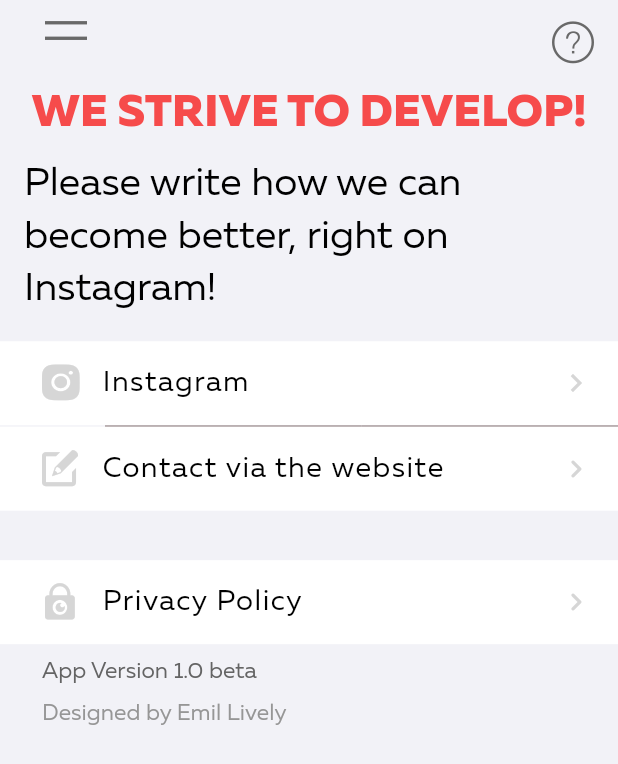
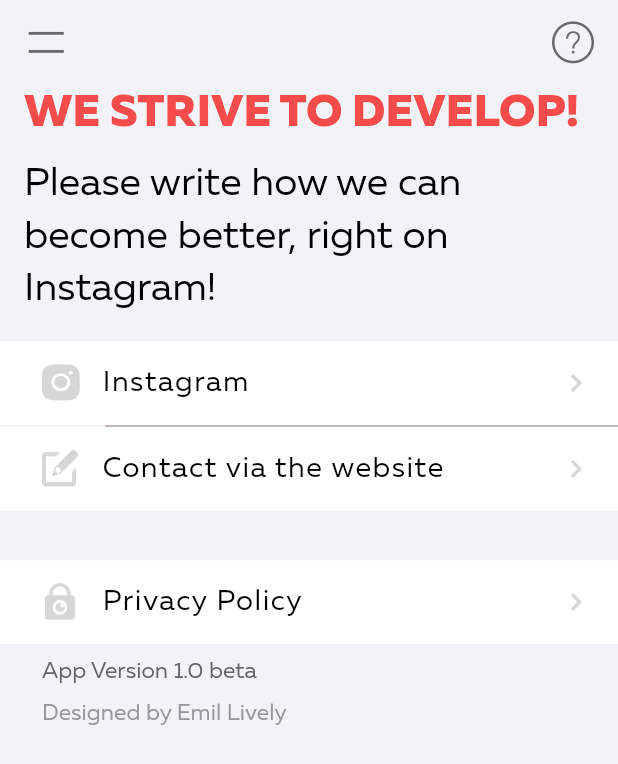
Before and after one commit to Lively-One-App/lively, a Flutter app: the screen it shows after launch, after a tap on an icon or button, on a phone screen of 412 x 824 dp. Shown: the top 764 px of the screen. Run offline on Flutter 3.47's test engine with Material 2 defaults, Android fonts, the phone set to English and light mode, and no system bars; our stand-ins replace bloc, cloud_firestore, cloud_functions, dio, firebase_auth, firebase_core and 5 more; missing offline and left inert: a package; accounts and stored records are empty; network calls fail.

Commit message:
fix icons, add counter users, fireAuth

```diff
--- a/lib/lively_icons.dart
+++ b/lib/lively_icons.dart
@@ -15,9 +15,7 @@
 ///
 import 'package:flutter/widgets.dart';
 
-class LivelyIcons {
-  LivelyIcons._();
-
+abstract class LivelyIcons {
   static const _kFontFam = 'LivelyIcons';
   static const String? _kFontPkg = null;
 
@@ -37,4 +35,6 @@ class LivelyIcons {
       IconData(0xe806, fontFamily: _kFontFam, fontPackage: _kFontPkg);
   static const IconData reset =
       IconData(0xe807, fontFamily: _kFontFam, fontPackage: _kFontPkg);
+  static const IconData burger_menu =
+      IconData(0xe808, fontFamily: _kFontFam, fontPackage: _kFontPkg);
 }
--- /dev/null
+++ b/lib/src/feature/authenticate/cubit/authentication_cubit.dart
@@ -0,0 +1,15 @@
+import 'package:bloc/bloc.dart';
+import 'package:firebase_auth/firebase_auth.dart';
+
+import '../logic/fire_auth.dart';
+
+class AuthenticationCubit extends Cubit<User?> {
+  AuthenticationCubit(final FireAuth fireAuth)
+      : _fireAuth = fireAuth,
+        super(fireAuth.user != null ? fireAuth.user : null) {
+    _fireAuth.changeUser().listen((event) async {
+      event == null ? await _fireAuth.anonymousAuth() : emit(event);
+    });
+  }
+  final FireAuth _fireAuth;
+}
--- /dev/null
+++ b/lib/src/feature/authenticate/logic/fire_auth.dart
@@ -0,0 +1,16 @@
+import 'package:firebase_auth/firebase_auth.dart';
+
+class FireAuth {
+  FirebaseAuth _auth = FirebaseAuth.instance;
+
+  User? get user => _auth.currentUser;
+
+  Stream<User?> changeUser() async* {
+    yield* _auth.authStateChanges();
+  }
+
+  Future<User?> anonymousAuth() async {
+    final userCredential = await _auth.signInAnonymously();
+    return userCredential.user;
+  }
+}
--- /dev/null
+++ b/lib/src/feature/music/bloc/azure/azure_cubit.dart
@@ -0,0 +1,15 @@
+import 'package:bloc/bloc.dart';
+
+import '../../logic/online_radio_impl.dart';
+import '../../model/azuracast/azura_api_now_playing.dart';
+
+class AzureCubit extends Cubit<AzuraApiNowPlaying?> {
+  AzureCubit(final OnlineRadioImpl onlineRadio)
+      : _onlineRadio = onlineRadio,
+        super(null) {
+    _onlineRadio.nowPlayingStream().listen((event) {
+      emit(event);
+    });
+  }
+  final OnlineRadioImpl _onlineRadio;
+}
--- a/lib/src/feature/music/bloc/radio/music_bloc.dart
+++ b/lib/src/feature/music/bloc/radio/music_bloc.dart
@@ -2,7 +2,9 @@ import 'package:bloc/bloc.dart';
 import 'package:freezed_annotation/freezed_annotation.dart';
 import 'package:just_audio/just_audio.dart';
 
-import '../../logic/online_radio_impl.dart';
+import '../../../authenticate/cubit/authentication_cubit.dart';
+import '../../model/azuracast/azura_api_now_playing.dart';
+import '../azure/azure_cubit.dart';
 
 part 'music_event.dart';
 part 'music_state.dart';
@@ -11,29 +13,38 @@ part 'music_bloc.freezed.dart';
 class MusicBloc extends Bloc<MusicEvent, MusicState> {
   MusicBloc({
     required final AudioPlayer audioPlayer,
-    required final OnlineRadioImpl onlineRadio,
+    required final AuthenticationCubit authCubit,
+    required final AzureCubit azureCubit,
   })  : _audioPlayer = audioPlayer,
-        _onlineRadio = onlineRadio,
-        super(const _Initial()) {
-    on<_PlayRadio>(_playing);
+        _authCubit = authCubit,
+        super(authCubit.state != null ? _Initial() : _Error()) {
+    _authCubit.stream.listen(
+      (event) {
+        on<MusicEvent>(_playing);
+      },
+    );
   }
   final AudioPlayer _audioPlayer;
-  final OnlineRadioImpl _onlineRadio;
+  final AuthenticationCubit _authCubit;
 
-  void _playing(_PlayRadio event, Emitter<MusicState> emit) async {
-    emit(const MusicState.loading());
+  void _playing(MusicEvent event, Emitter<MusicState> emit) {
+    event.when(
+      playRadio: (azuraApiNowPlaying) async {
+        emit(MusicState.loading());
         if (_audioPlayer.playing) {
           await _audioPlayer
-        ..pause();
+            ..stop();
           emit(MusicState.initial());
         } else {
-      final playing = await _onlineRadio.nowPlaying();
-      print(playing.station.listenUrl);
+          print(azuraApiNowPlaying.station.listenUrl);
           await _audioPlayer
-        ..setUrl(playing.station.listenUrl)
+            ..setUrl(azuraApiNowPlaying.station.listenUrl)
             ..play();
-      emit(MusicState.loaded(audioPlayer: _audioPlayer));
+          emit(MusicState.loaded(
+            audioPlayer: _audioPlayer,
+          ));
         }
-    ;
+      },
+    );
   }
 }
--- a/lib/src/feature/music/bloc/radio/music_event.dart
+++ b/lib/src/feature/music/bloc/radio/music_event.dart
@@ -2,5 +2,6 @@ part of 'music_bloc.dart';
 
 @freezed
 class MusicEvent with _$MusicEvent {
-  const factory MusicEvent.playRadio() = _PlayRadio;
+  const factory MusicEvent.playRadio(AzuraApiNowPlaying azuraApiNowPlaying) =
+      _PlayRadio;
 }
--- a/lib/src/feature/music/bloc/radio/music_state.dart
+++ b/lib/src/feature/music/bloc/radio/music_state.dart
@@ -3,6 +3,7 @@ part of 'music_bloc.dart';
 @freezed
 class MusicState with _$MusicState {
   const factory MusicState.initial() = _Initial;
+  const factory MusicState.error() = _Error;
   const factory MusicState.loading() = _Loading;
   const factory MusicState.loaded({required AudioPlayer audioPlayer}) = _Loaded;
 }
--- a/lib/src/feature/music/logic/azura_online_radio.dart
+++ b/lib/src/feature/music/logic/azura_online_radio.dart
@@ -1,3 +1,5 @@
+import 'dart:async';
+
 import 'package:dio/dio.dart';
 
 import '../model/azuracast/azura_api_now_playing.dart';
@@ -12,6 +14,14 @@ class AzuraOnlineRadio implements OnlineRadioImpl {
   }
 
   @override
+  Stream<AzuraApiNowPlaying> nowPlayingStream() async* {
+    while (true) {
+      final azura = nowPlaying().asStream();
+      yield* azura;
+      await Future.delayed(Duration(milliseconds: 5000));
+    }
+  }
+
   Future<AzuraApiNowPlaying> nowPlaying() async {
     final Response<dynamic> response = await _dio.get('/nowplaying');
     final azuraNowPlaying = AzuraApiNowPlaying.fromJson(response.data[0]);
--- a/lib/src/feature/music/logic/online_radio_impl.dart
+++ b/lib/src/feature/music/logic/online_radio_impl.dart
@@ -1,5 +1,6 @@
 import '../model/azuracast/azura_api_now_playing.dart';
 
 abstract class OnlineRadioImpl {
+  Stream<AzuraApiNowPlaying> nowPlayingStream();
   Future<AzuraApiNowPlaying> nowPlaying();
 }
--- a/lib/src/feature/music/screens/burger_menu.dart
+++ b/lib/src/feature/music/screens/burger_menu.dart
@@ -19,7 +19,34 @@ class BurgerMenu extends StatelessWidget {
     return Scaffold(
       backgroundColor: MyThemes.bugerBackgroundColor,
       body: Column(crossAxisAlignment: CrossAxisAlignment.start, children: [
-        header(_height, _localizations, _textTheme),
+        Padding(
+          padding: const EdgeInsets.symmetric(horizontal: 16.0),
+          child: Column(
+            crossAxisAlignment: CrossAxisAlignment.start,
+            children: [
+              AppBar(
+                leadingWidth: 30,
+                leading: MyIconButton(
+                  child: Icon(LivelyIcons.burger_menu),
+                  onTap: () => Navigator.of(context).pop(),
+                ),
+                actions: [
+                  MyIconButton(
+                    child: Icon(LivelyIcons.question),
+                    onTap: () {},
+                  )
+                ],
+              ),
+              Text('${_localizations.headlineBurgerMenu}',
+                  style: _textTheme.headline1),
+              const SizedBox(
+                height: 10,
+              ),
+              Text('${_localizations.subtitleBurgerMenu}',
+                  style: _textTheme.subtitle1),
+            ],
+          ),
+        ),
         SizedBox(
           height: _height * 0.02,
         ),
@@ -82,30 +109,4 @@ class BurgerMenu extends StatelessWidget {
       ]),
     );
   }
-
-  Widget header(double height, S localizations, TextTheme textTheme) {
-    return Padding(
-      padding: const EdgeInsets.symmetric(horizontal: 16.0),
-      child: Column(
-        children: [
-          AppBar(
-            leading: MyIconButton(child: Icon(LivelyIcons.menu)),
-            actions: [
-              MyIconButton(
-                child: Icon(LivelyIcons.question),
-                onTap: () async {},
-              )
-            ],
-          ),
-          Text('${localizations.headlineBurgerMenu}',
-              style: textTheme.headline1),
-          const SizedBox(
-            height: 10,
-          ),
-          Text('${localizations.subtitleBurgerMenu}',
-              style: textTheme.subtitle1),
-        ],
-      ),
-    );
-  }
 }
--- a/lib/src/feature/music/screens/home.dart
+++ b/lib/src/feature/music/screens/home.dart
@@ -1,8 +1,10 @@
 import 'package:flutter/material.dart';
 import 'package:flutter_bloc/flutter_bloc.dart';
 import 'package:lively/generated/l10n.dart';
+import 'package:lottie/lottie.dart';
 
 import '../../../widgets/animated_background.dart';
+import '../bloc/azure/azure_cubit.dart';
 import '../bloc/likes/likes_bloc.dart';
 import '../bloc/radio/music_bloc.dart';
 import '/lively_icons.dart';
@@ -27,6 +29,7 @@ class _HomeState extends State<Home> with TickerProviderStateMixin {
 
   @override
   Widget build(BuildContext context) {
+    late final azuraOnlineRadio = context.watch<AzureCubit>().state;
     final localizations = S.of(context);
     final height = MediaQuery.of(context).size.height;
     final width = MediaQuery.of(context).size.width;
@@ -45,18 +48,23 @@ class _HomeState extends State<Home> with TickerProviderStateMixin {
               crossAxisAlignment: CrossAxisAlignment.start,
               children: [
                 AppBar(
+                  leadingWidth: 28,
                   leading: MyIconButton(
+                    onTap: () => Navigator.of(context).pushNamed('/burgerMenu'),
                     child: Icon(LivelyIcons.menu),
-                    onTap: () => Navigator.of(context).pushNamed('/burgerMenu'),
                   ),
                   actions: [
                     MyIconButton(
                       child: Icon(LivelyIcons.question),
-                      onTap: () {},
+                      onTap: () {
+                        print(azuraOnlineRadio?.listeners.unique);
+                      },
                     )
                   ],
                 ),
-                Text('889 ${localizations.lively}', style: textTheme.headline1),
+                Text(
+                    '${azuraOnlineRadio?.listeners.total} ${localizations.lively}',
+                    style: textTheme.headline1),
                 SizedBox(
                   height: height * 0.01,
                 ),
@@ -69,24 +77,24 @@ class _HomeState extends State<Home> with TickerProviderStateMixin {
           ),
         ),
         Positioned(
-            left: width / 4,
-            top: height * 0.5 - width / 4,
+            right: -height * 0.21 / 2,
+            top: height * 0.4,
+            height: height * 0.21,
+            //   width: width / 0.6,
             child: MyIconButton(
-                color: Colors.amber,
-                child: const Icon(
-                  LivelyIcons.lively,
-                  size: 70,
+                child: Lottie.asset(
+                  'assets/animations_lottie/lively-play-btn.json',
                 ),
-                radius: width / 2,
                 onTap: () {
                   BlocProvider.of<MusicBloc>(context)
-                      .add(MusicEvent.playRadio());
+                      .add(MusicEvent.playRadio(azuraOnlineRadio!));
                 })),
         Positioned(
           child: Center(
             child:
                 BlocBuilder<LikesBloc, LikesState>(builder: (context, state) {
               return SafeArea(
+                minimum: EdgeInsets.only(bottom: 20),
                 top: false,
                 child: Column(
                     mainAxisAlignment: MainAxisAlignment.end,
--- a/lib/src/my_app.dart
+++ b/lib/src/my_app.dart
@@ -5,6 +5,9 @@ import 'package:just_audio/just_audio.dart';
 
 import '../generated/l10n.dart';
 import '../theme.dart';
+import 'feature/authenticate/cubit/authentication_cubit.dart';
+import 'feature/authenticate/logic/fire_auth.dart';
+import 'feature/music/bloc/azure/azure_cubit.dart';
 import 'feature/music/bloc/likes/likes_bloc.dart';
 import 'feature/music/bloc/radio/music_bloc.dart';
 import 'feature/music/logic/azura_online_radio.dart';
@@ -31,16 +34,29 @@ class MyApp extends StatelessWidget {
       theme: MyThemes.lightTheme,
       home: MultiBlocProvider(
         providers: [
-          BlocProvider<MusicBloc>(
+          BlocProvider<AuthenticationCubit>(
+            create: (context) {
+              final auth = FireAuth();
+              return AuthenticationCubit(auth);
+            },
+          ),
+          BlocProvider<AzureCubit>(
             create: (context) {
               // final azuraRadio = AzuraOnlineRadio('https://s.livelyoneapp.ru/api');
               final azuraRadio =
                   AzuraOnlineRadio('https://demo.azuracast.com/api');
+              return AzureCubit(azuraRadio);
+            },
+          ),
+          BlocProvider<MusicBloc>(
+            create: (context) {
+              final azureCubit = context.read<AzureCubit>();
               final audioPlayer = AudioPlayer();
+              final authCubit = BlocProvider.of<AuthenticationCubit>(context);
               return MusicBloc(
-                onlineRadio: azuraRadio,
-                audioPlayer: audioPlayer,
-              );
+                  azureCubit: azureCubit,
+                  audioPlayer: audioPlayer,
+                  authCubit: authCubit);
             },
           ),
           BlocProvider<LikesBloc>(
--- a/lib/src/widgets/my_icon_button.dart
+++ b/lib/src/widgets/my_icon_button.dart
@@ -12,8 +12,7 @@ class MyIconButton extends StatelessWidget {
 
   @override
   Widget build(BuildContext context) {
-    return Center(
-      child: GestureDetector(
+    return GestureDetector(
       onTap: onTap,
       child: Container(
         width: radius,
@@ -23,7 +22,6 @@ class MyIconButton extends StatelessWidget {
           color: color,
         ),
         child: child,
-        ),
       ),
     );
   }
--- a/pubspec.yaml
+++ b/pubspec.yaml
@@ -25,7 +25,7 @@ dependencies:
   just_audio:
   just_audio_background:
   cloud_functions:
-
+  bloc_concurrency:
 
 dev_dependencies:
   flutter_test:
@@ -38,7 +38,7 @@ dev_dependencies:
 
 flutter:
   assets:
-  - assets/animations_lottie/
+    - assets/animations_lottie/
   uses-material-design: true
   fonts:
     - family: LivelyIcons
```
Also changed, not shown: assets/animations_lottie/lively-play-btn.json (added, +1 -0 lines), assets/fonts/LivelyIcons.ttf, lib/src/feature/music/bloc/radio/music_bloc.freezed.dart, pubspec.lock. Lines whose indentation alone changed are shown as unchanged.
